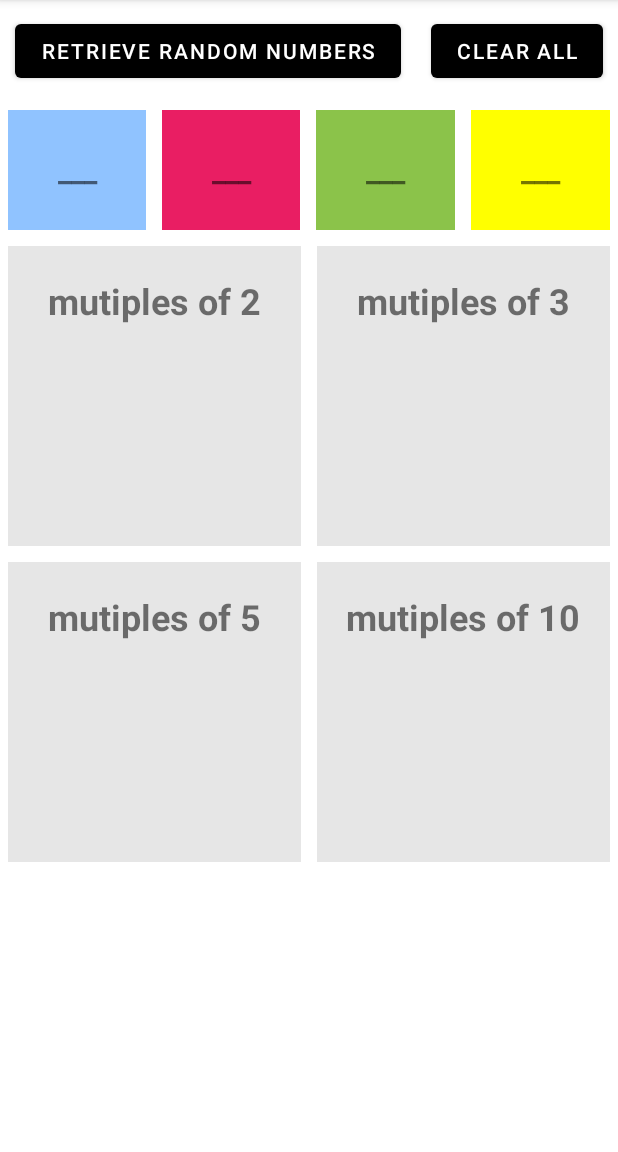
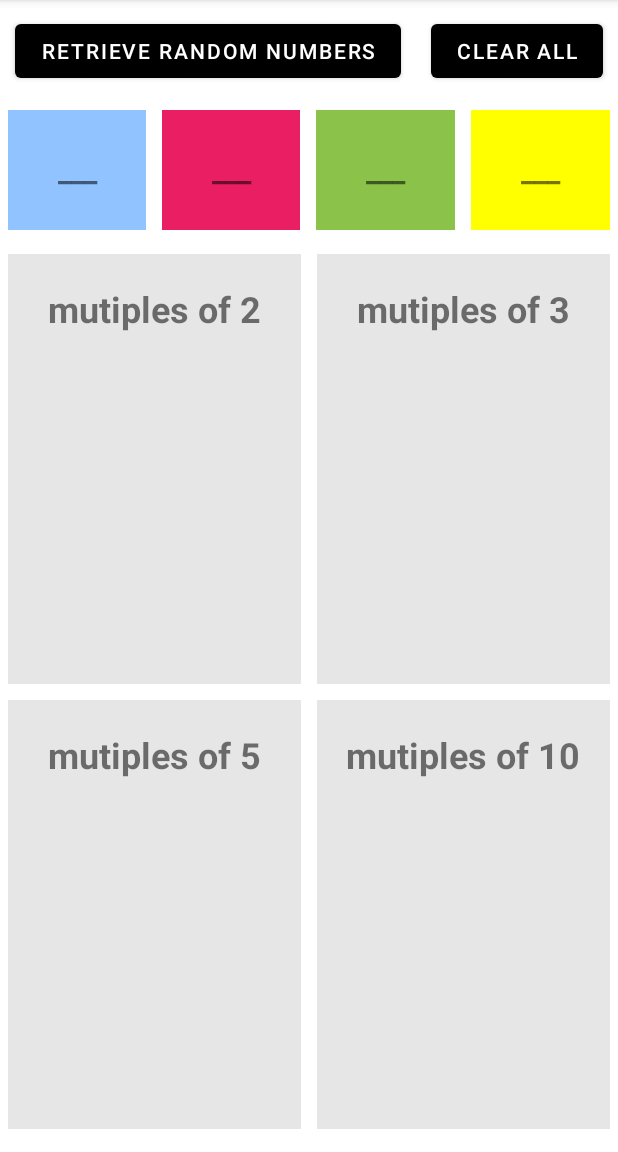
Before and after one commit to stoneYuan3/IAT359-A3, an Android app: the screen it shows after launch (MainActivity), on a phone screen of 412 x 824 dp, the part 84-1236 px from its top. Run offline under Robolectric (Android 15) with nearby library versions, the phone set to English and light mode, and no system bars; 1 statement that could not run was skipped.

Commit message:
UI changes 112-04-03

```diff
--- a/app/src/main/res/layout/activity_main.xml
+++ b/app/src/main/res/layout/activity_main.xml
@@ -93,17 +93,20 @@
         <LinearLayout
             android:layout_width="match_parent"
             android:layout_height="match_parent"
+            android:layout_marginTop="5dp"
+            android:layout_marginBottom="10dp"
             android:orientation="vertical">
 
             <LinearLayout
                 android:layout_width="match_parent"
-                android:layout_height="wrap_content"
+                android:layout_height="match_parent"
+                android:layout_weight="1"
                 android:orientation="horizontal">
 
                 <TextView
                     android:id="@+id/mutip2"
                     android:layout_width="0dp"
-                    android:layout_height="200dp"
+                    android:layout_height="match_parent"
                     android:layout_margin="5dp"
                     android:layout_weight="1"
                     android:background="#E6E6E6"
@@ -116,7 +119,7 @@
                 <TextView
                     android:id="@+id/mutip3"
                     android:layout_width="0dp"
-                    android:layout_height="200dp"
+                    android:layout_height="match_parent"
                     android:layout_margin="5dp"
                     android:layout_weight="1"
                     android:background="#E6E6E6"
@@ -130,14 +133,14 @@
 
             <LinearLayout
                 android:layout_width="match_parent"
-                android:layout_height="wrap_content"
+                android:layout_height="match_parent"
                 android:layout_weight="1"
                 android:orientation="horizontal">
 
                 <TextView
                     android:id="@+id/mutip5"
                     android:layout_width="0dp"
-                    android:layout_height="200dp"
+                    android:layout_height="match_parent"
                     android:layout_margin="5dp"
                     android:layout_weight="1"
                     android:background="#E6E6E6"
@@ -150,7 +153,7 @@
                 <TextView
                     android:id="@+id/mutip10"
                     android:layout_width="0dp"
-                    android:layout_height="200dp"
+                    android:layout_height="match_parent"
                     android:layout_margin="5dp"
                     android:layout_weight="1"
                     android:background="#E6E6E6"
```
